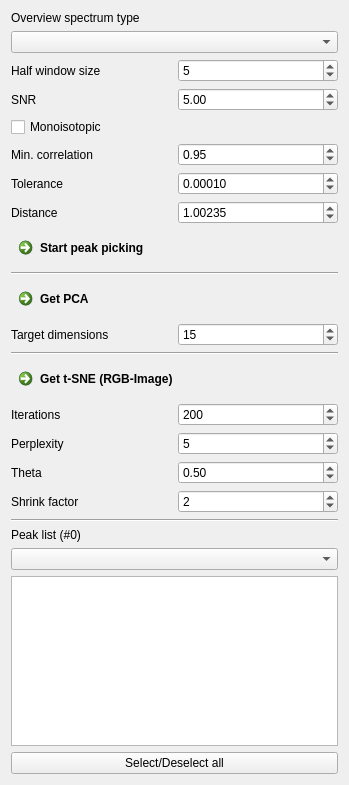
The window that Plugins/org.mitk.gui.qt.m2.PeakPicking/src/internal/m2PeakPickingViewControls.ui (m2aia/m2aia) describes before a commit, drawn with Qt 5.
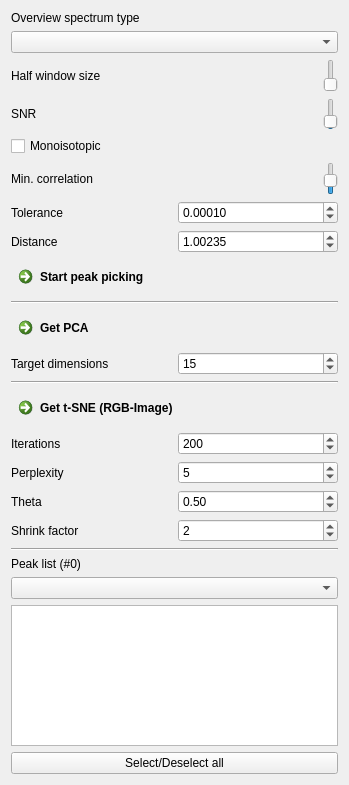
The same window after the commit. Custom widgets are drawn as their Qt base class.

Commit message: new peak update by adding peaklistmodified event

Patch:
```diff
--- a/Plugins/org.mitk.gui.qt.m2.PeakPicking/src/internal/m2PeakPickingViewControls.ui
+++ b/Plugins/org.mitk.gui.qt.m2.PeakPicking/src/internal/m2PeakPickingViewControls.ui
@@ -31,7 +31,7 @@
     <widget class="QComboBox" name="cbOverviewSpectra"/>
    </item>
    <item>
-    <layout class="QHBoxLayout" name="horizontalLayout">
+    <layout class="QHBoxLayout" name="horizontalLayout" stretch="1,1">
      <item>
       <widget class="QLabel" name="label">
        <property name="text">
@@ -40,9 +40,9 @@
       </widget>
      </item>
      <item>
-      <widget class="QSpinBox" name="sbHalfWindowSize">
-       <property name="locale">
-        <locale language="English" country="UnitedKingdom"/>
+      <widget class="ctkSliderWidget" name="sliderHWS">
+       <property name="maximum">
+        <number>250</number>
        </property>
        <property name="value">
         <number>5</number>
@@ -52,7 +52,7 @@
     </layout>
    </item>
    <item>
-    <layout class="QHBoxLayout" name="horizontalLayout_2">
+    <layout class="QHBoxLayout" name="horizontalLayout_2" stretch="1,1">
      <item>
       <widget class="QLabel" name="label_3">
        <property name="text">
@@ -61,15 +61,18 @@
       </widget>
      </item>
      <item>
-      <widget class="QDoubleSpinBox" name="sbSNR">
-       <property name="locale">
-        <locale language="English" country="UnitedKingdom"/>
-       </property>
-       <property name="singleStep">
-        <double>1.000000000000000</double>
+      <widget class="ctkSliderWidget" name="sliderSNR">
+       <property name="maximum">
+        <number>100</number>
        </property>
        <property name="value">
-        <double>5.000000000000000</double>
+        <number>5</number>
+       </property>
+       <property name="invertedAppearance">
+        <bool>false</bool>
+       </property>
+       <property name="tickPosition">
+        <enum>QSlider::NoTicks</enum>
        </property>
       </widget>
      </item>
@@ -86,7 +89,7 @@
     </widget>
    </item>
    <item>
-    <layout class="QHBoxLayout" name="horizontalLayout_3">
+    <layout class="QHBoxLayout" name="horizontalLayout_3" stretch="1,1">
      <item>
       <widget class="QLabel" name="label_4">
        <property name="text">
@@ -95,18 +98,12 @@
       </widget>
      </item>
      <item>
-      <widget class="QDoubleSpinBox" name="sbMinCor">
-       <property name="locale">
-        <locale language="English" country="UnitedKingdom"/>
-       </property>
+      <widget class="ctkSliderWidget" name="sliderCOR">
        <property name="maximum">
-        <double>1.000000000000000</double>
-       </property>
-       <property name="singleStep">
-        <double>0.010000000000000</double>
+        <number>250</number>
        </property>
        <property name="value">
-        <double>0.950000000000000</double>
+        <number>95</number>
        </property>
       </widget>
      </item>
@@ -194,7 +191,7 @@
     </widget>
    </item>
    <item>
-    <layout class="QGridLayout" name="PCA">
+    <layout class="QGridLayout" name="PCA" columnstretch="1,1">
      <item row="0" column="0">
       <widget class="QLabel" name="label_7">
        <property name="text">
@@ -375,6 +372,13 @@
   </layout>
  </widget>
  <layoutdefault spacing="6" margin="11"/>
+ <customwidgets>
+  <customwidget>
+   <class>ctkSliderWidget</class>
+   <extends>QSlider</extends>
+   <header>ctkSliderWidget.h</header>
+  </customwidget>
+ </customwidgets>
  <resources/>
  <connections/>
 </ui>
```
The commit also changes 5 other files.
